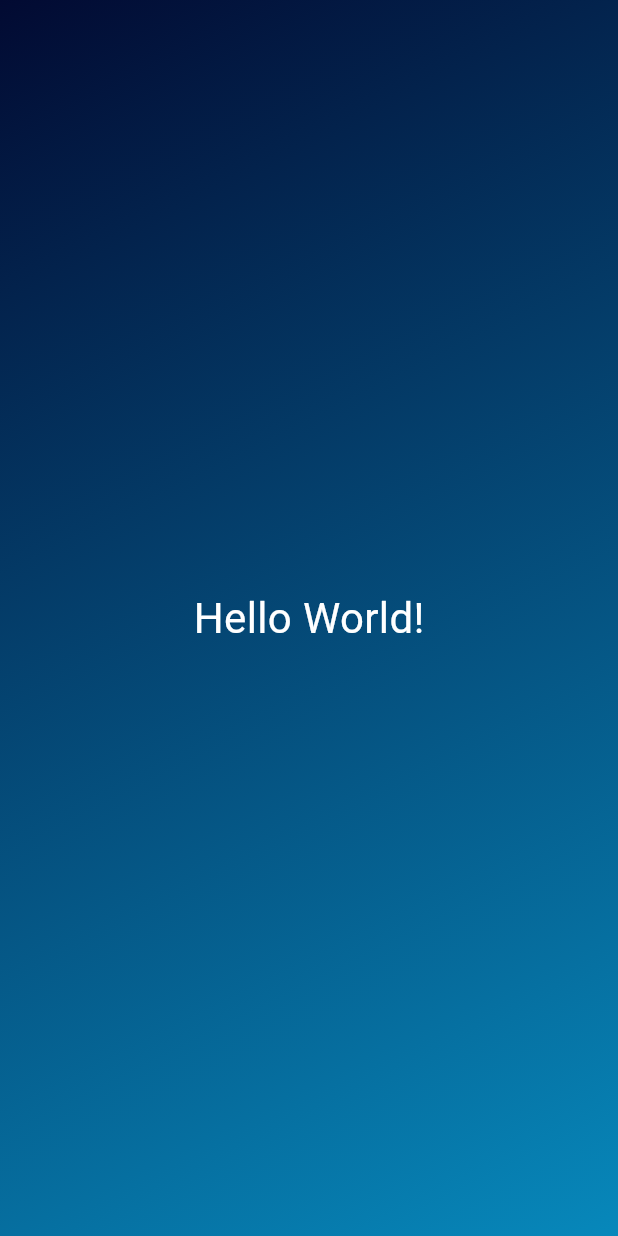
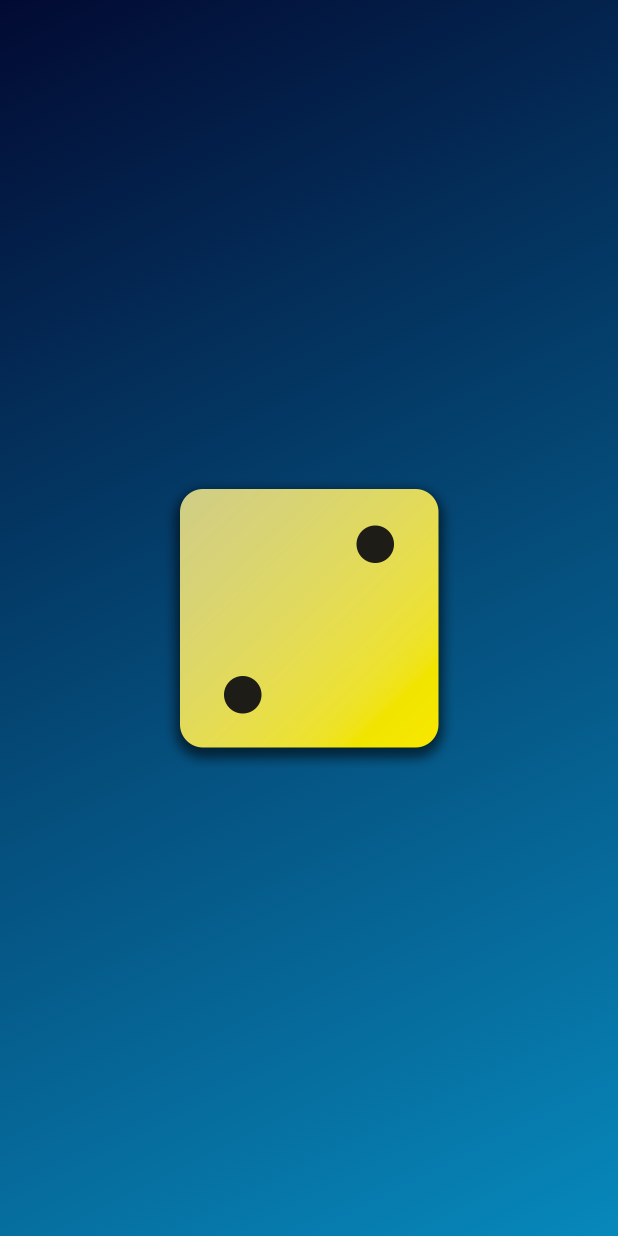
Before and after one commit to Eka051/First_flutter_app, a Flutter app: the screen it shows after launch, on a phone screen of 412 x 824 dp. Run offline on Flutter 3.47's test engine with Material 3 defaults, Android fonts, the phone set to English and light mode, and no system bars.

Commit message:
feat: update pubspec.yaml to include dice images and modify GradientContainer to display an image

```diff
--- a/lib/gradient_container.dart
+++ b/lib/gradient_container.dart
@@ -1,11 +1,15 @@
 import 'package:flutter/material.dart';
-import 'package:flutter_app/styled_text.dart';
 
 var startAlignment = Alignment.topLeft;
 var endAlignment = Alignment.bottomRight;
 
 class GradientContainer extends StatelessWidget {
   const GradientContainer(this.color1, this.color2, {super.key});
+
+  // Predefined constructor for the purple gradient container.
+  // const GradientContainer.purple({super.key})
+  // : color1 = Colors.deepPurple,
+  //   color2 = Colors.indigo;
 
   final Color color1;
   final Color color2;
@@ -20,7 +24,10 @@ class GradientContainer extends StatelessWidget {
           end: endAlignment,
         ),
       ),
-      child: Center(child: StyledText('Hello World!')),
+      child: Center(
+        child: Image.asset('assets/images/dice-2.png',
+        width: 200,),
+      ),
     );
   }
 }
```
Also changed, not shown: pubspec.yaml (+8 -3 lines), assets/images/dice-1.png (added), assets/images/dice-2.png (added), assets/images/dice-3.png (added), assets/images/dice-4.png (added), assets/images/dice-5.png (added), assets/images/dice-6.png (added).
